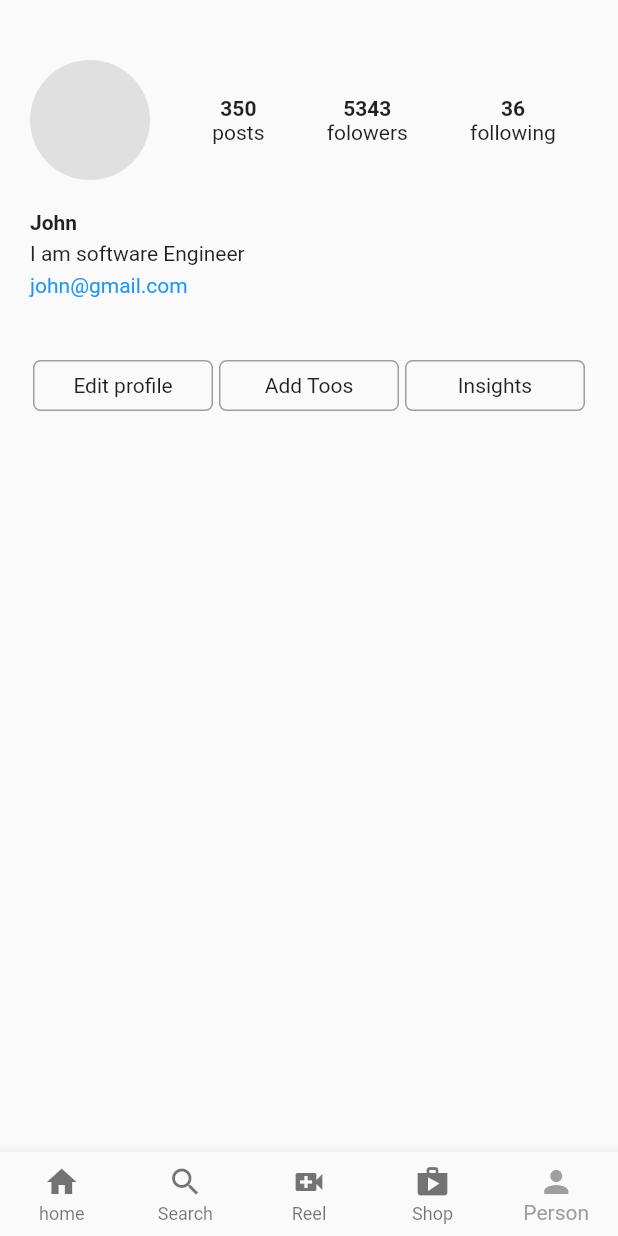
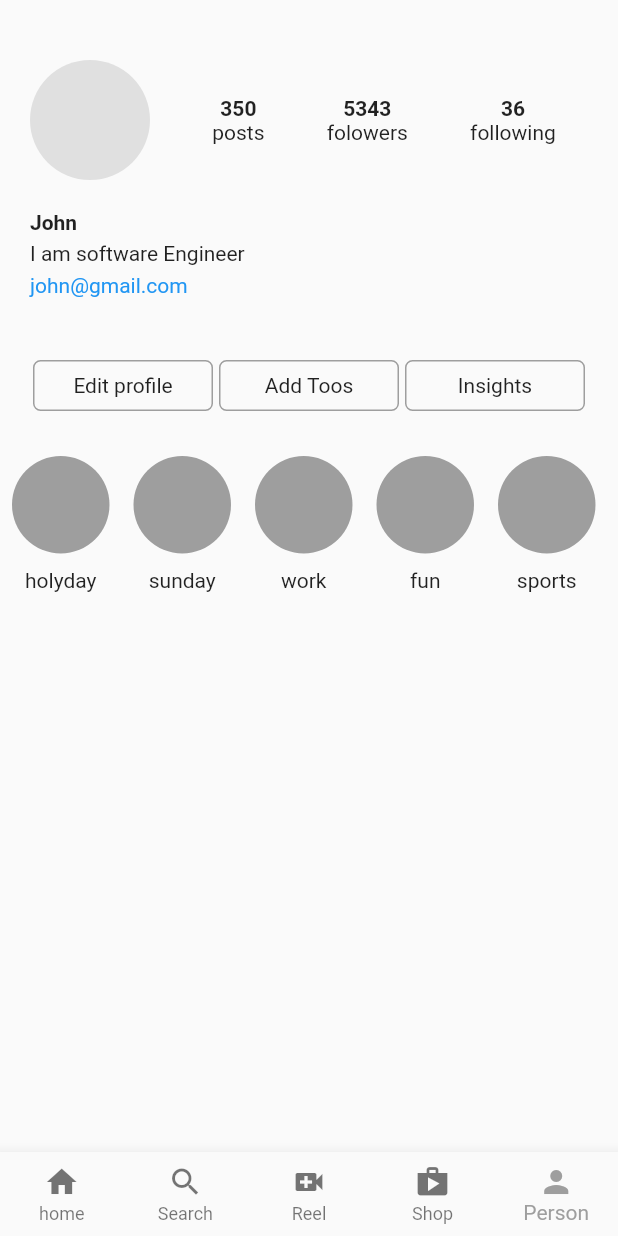
Before and after one commit to hasibmlp/instaClone-flutter, a Flutter app: the screen it shows after launch, item 5 of the bottom bar chosen, on a phone screen of 412 x 824 dp. Run offline on Flutter 3.47's test engine with Material 2 defaults, Android fonts, the phone set to English and light mode, and no system bars.

Commit message:
updated stories to account

```diff
--- a/lib/pages/account.dart
+++ b/lib/pages/account.dart
@@ -1,6 +1,15 @@
 import 'package:flutter/material.dart';
+import 'package:insta_clone/util/bubble_stories.dart';
 
 class UserAccount extends StatelessWidget {
+  final List storyCaption = [
+    'holyday',
+    'sunday',
+    'work',
+    'fun',
+    'sports',
+    'hobbies',
+  ];
   @override
   Widget build(BuildContext context) {
     return Scaffold(
@@ -124,6 +133,18 @@ class UserAccount extends StatelessWidget {
                 ),
               ],
             ),
+          ),
+          Expanded(
+            child: Container(
+              child: ListView.builder(
+                  scrollDirection: Axis.horizontal,
+                  itemCount: storyCaption.length,
+                  itemBuilder: (context, index) {
+                    return Stories(
+                      text: storyCaption[index],
+                    );
+                  }),
+            ),
           )
         ],
       ),
```
